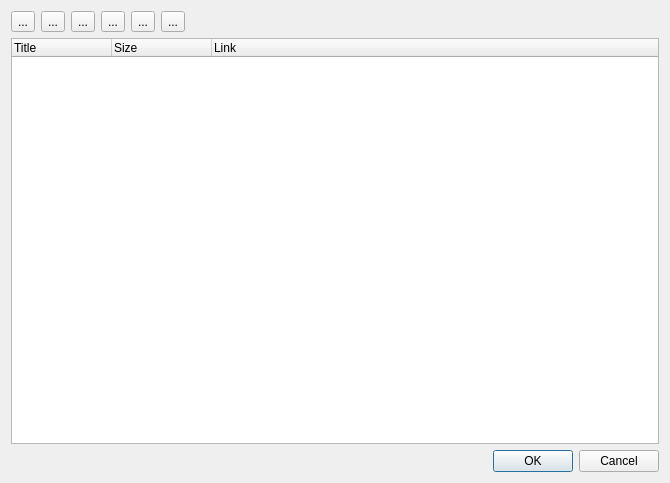
androidarduino/verycdgrabber, file cart.ui: the form before one commit.
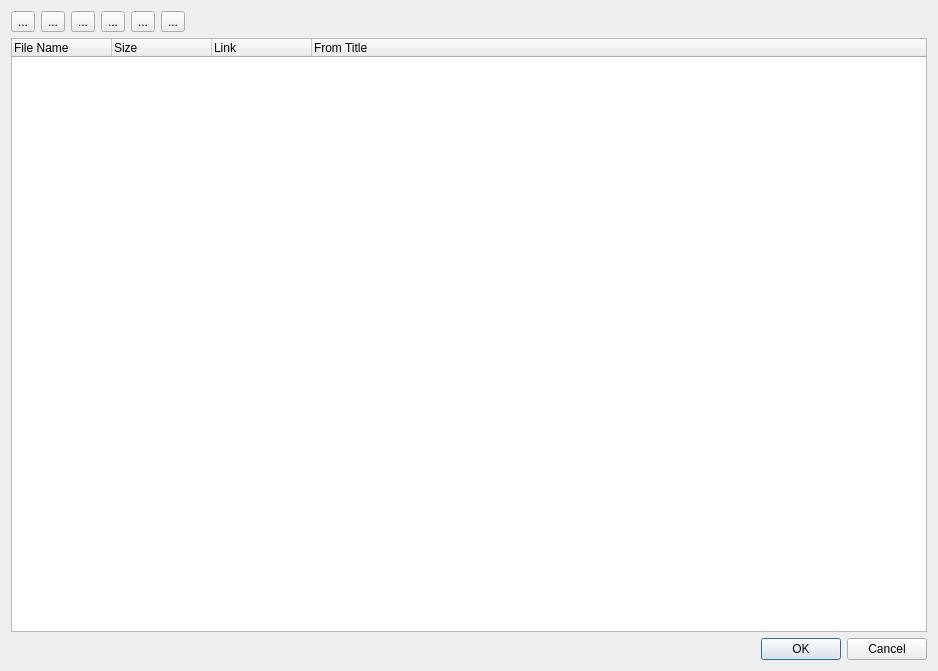
The form after the commit.

Commit message: now cart window basically working, duplicate add bug needs to be fixed

The edit to the form file:
```diff
--- a/cart.ui
+++ b/cart.ui
@@ -1,13 +1,13 @@
 <?xml version="1.0" encoding="UTF-8"?>
 <ui version="4.0">
  <class>Dialog</class>
- <widget class="QDialog" name="Dialog">
-  <property name="geometry">
+ <widget class="QDialog" name="Dialog" >
+  <property name="geometry" >
    <rect>
     <x>0</x>
     <y>0</y>
-    <width>670</width>
-    <height>483</height>
+    <width>938</width>
+    <height>671</height>
    </rect>
   </property>
   <property name="windowTitle">
@@ -76,8 +76,8 @@
    <item>
     <widget class="QTreeWidget" name="treeWidget">
      <column>
-      <property name="text">
-       <string>Title</string>
+      <property name="text" >
+       <string>File Name</string>
       </property>
      </column>
      <column>
@@ -90,6 +90,11 @@
        <string>Link</string>
       </property>
      </column>
+     <column>
+      <property name="text" >
+       <string>From Title</string>
+      </property>
+     </column>
     </widget>
    </item>
    <item>
```
Left out of the diff: 59 changed lines with no effect on the pictures. The commit also changes 7 other files.
